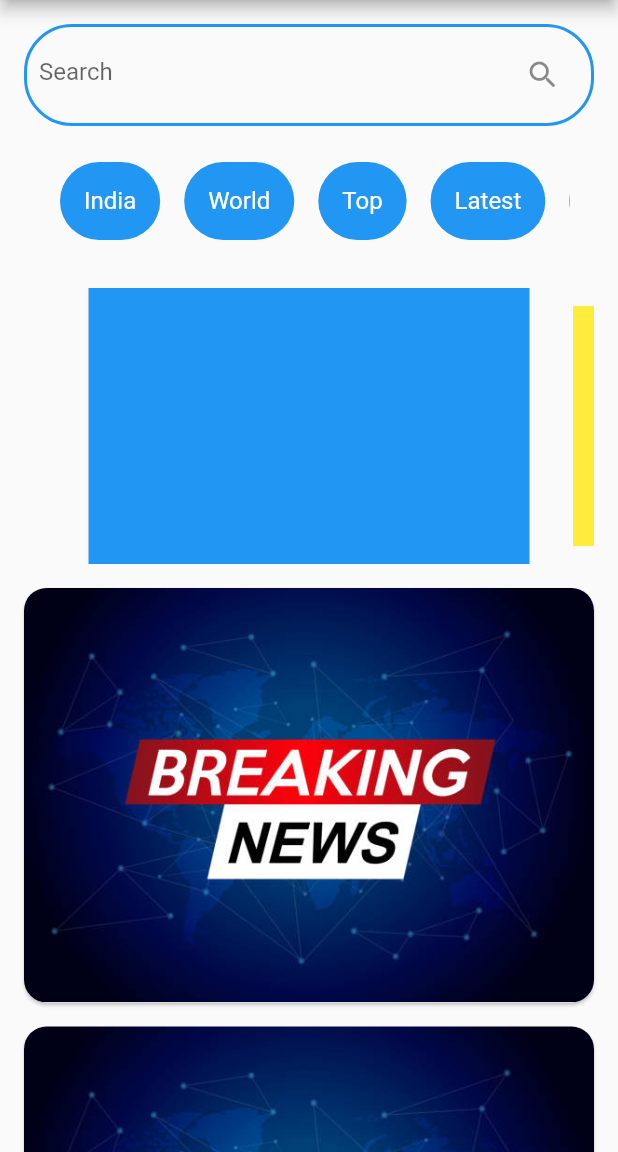
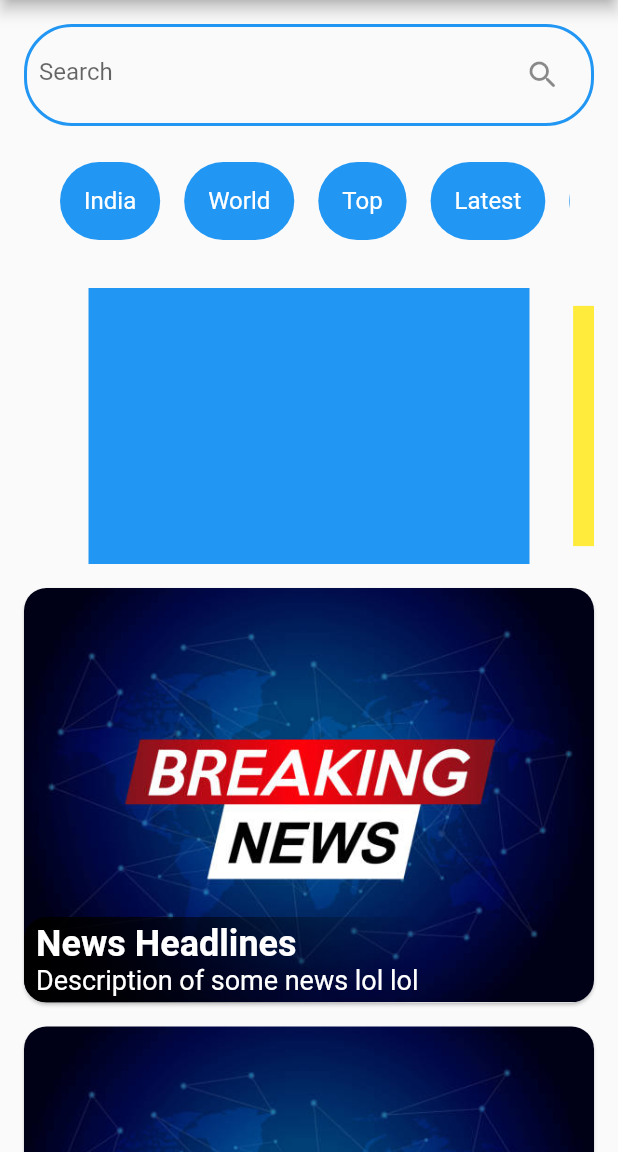
Before and after one commit to Tanvi129/Samachar-App, a Flutter app: the screen it shows after launch, on a phone screen of 412 x 824 dp, the part 84-1236 px from its top. Run offline on Flutter 3.47's test engine with Material 2 defaults, Android fonts, the phone set to English and light mode, and no system bars; drawn by our look-alikes of carousel_slider.

Commit message:
💄 News Cart widget Seperated

```diff
--- a/lib/screens/home_screen.dart
+++ b/lib/screens/home_screen.dart
@@ -2,6 +2,9 @@ import 'package:flutter/material.dart';
 import 'package:samachar_app/widgets/newCategory_item.dart';
 import 'package:carousel_slider/carousel_slider.dart';
 import 'dart:developer';
+
+import 'package:samachar_app/widgets/newsCart_item.dart';
+
 class HomeScreen extends StatefulWidget {
   const HomeScreen({Key? key}) : super(key: key);
 
@@ -22,7 +25,13 @@ class _HomeScreenState extends State<HomeScreen> {
     "Politics"
   ];
 
-  List<Color> newsItem = [ Colors.blue, Colors.yellow , Colors.green , Colors.purple , Colors.red];
+  List<Color> newsItem = [
+    Colors.blue,
+    Colors.yellow,
+    Colors.green,
+    Colors.purple,
+    Colors.red
+  ];
   @override
   Widget build(BuildContext context) {
     return Scaffold(
@@ -68,48 +77,32 @@ class _HomeScreenState extends State<HomeScreen> {
                           child: NewsItem(item: navItem[index]));
                     }),
               ),
-              CarouselSlider(items: newsItem.map((index){
+              CarouselSlider(
+                items: newsItem.map((index) {
                   return Builder(builder: (BuildContext context) {
                     return Container(
-                    margin: const EdgeInsets.symmetric(horizontal: 5,vertical: 8),
+                      margin: const EdgeInsets.symmetric(
+                          horizontal: 5, vertical: 8),
                       decoration: BoxDecoration(
                         color: index,
                       ),
-
                     );
-
                   });
-              }).toList(), options: CarouselOptions(
+                }).toList(),
+                options: CarouselOptions(
                   height: 200,
                   autoPlay: true,
                   enlargeCenterPage: true,
                   enableInfiniteScroll: false,
-              ),),
-              Container(
-
-
-                child: ListView.builder(
+                ),
+              ),
+              ListView.builder(
                   physics: const NeverScrollableScrollPhysics(),
                   shrinkWrap: true,
                   itemCount: 10,
-                  itemBuilder: (context ,index ){
-                    return Container(
-
-                      child: Card(
-                        margin: const EdgeInsets.symmetric(vertical: 8),
-                        elevation: 1,
-                        shape: RoundedRectangleBorder(
-                          borderRadius: BorderRadius.circular(15),
-                        ),
-                        child: Stack(children: [
-                          ClipRRect(
-                            borderRadius: BorderRadius.circular(15),
-                            child: Image.asset("assets/images/newsPlaceHolder.jpg"))
-                        ]),
-                      ),
-                    );
-                  }),
-              )
+                  itemBuilder: (context, index) {
+                    return const NewsCartItem();
+                  })
             ],
           ),
         ),
--- /dev/null
+++ b/lib/widgets/newsCart_item.dart
@@ -0,0 +1,60 @@
+import 'package:flutter/material.dart';
+
+class NewsCartItem extends StatefulWidget {
+  const NewsCartItem({ Key? key }) : super(key: key);
+
+  @override
+  State<NewsCartItem> createState() => _NewsCartItemState();
+}
+
+class _NewsCartItemState extends State<NewsCartItem> {
+  @override
+  Widget build(BuildContext context) {
+    return Card(
+                      margin: const EdgeInsets.symmetric(vertical: 8),
+                      elevation: 1,
+                      shape: RoundedRectangleBorder(
+                        borderRadius: BorderRadius.circular(15),
+                      ),
+                      child: Stack(children: [
+                        ClipRRect(
+                            borderRadius: BorderRadius.circular(15),
+                            child: Image.asset(
+                                "assets/images/newsPlaceHolder.jpg")),
+                        Positioned(
+                          left: 0,
+                          bottom: 0,
+
+                          child: Container(
+
+                            padding: const EdgeInsets.symmetric(horizontal: 8,vertical: 4),
+                            decoration: BoxDecoration(
+                              borderRadius: BorderRadius.circular(15),
+                              gradient: LinearGradient(colors: [
+                                      Colors.black12.withOpacity(0),
+                                      Colors.black
+                                    ],
+                                    begin: Alignment.centerRight,
+                                    end: Alignment.centerLeft)
+                            ),
+                            child: Column(
+                            crossAxisAlignment: CrossAxisAlignment.start,
+                            children:const <Widget>[
+                              Text(
+                                "News Headlines ",
+                                style: TextStyle(
+                                    fontSize: 24, color: Colors.white,
+                                    fontWeight: FontWeight.bold),
+                              ),
+                              Text(
+                                "Description of some news lol lol",
+                                style: TextStyle(
+                                    fontSize: 18, color: Colors.white),
+                              )
+                            ],
+                        ),
+                          ))
+                      ]),
+                    );
+  }
+}
```
Lines whose indentation alone changed are shown as unchanged.
